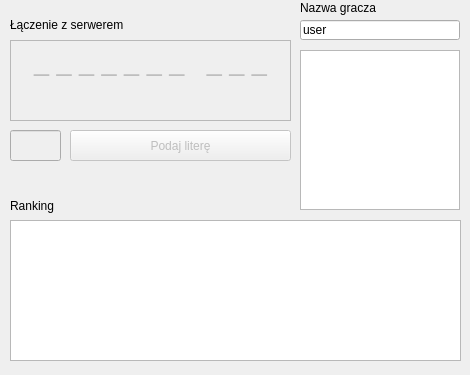
First picture: the form in Wisielec/gamewindow.ui, repository Dombearx/Wisielec, before the edit.
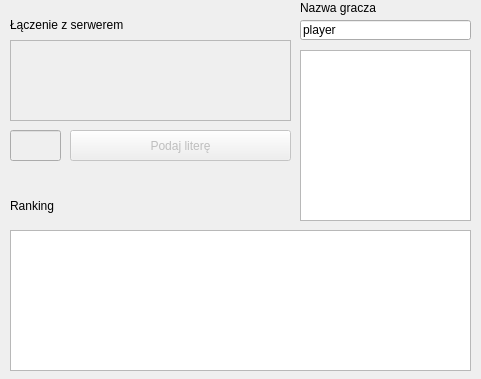
Second picture: the form after the edit.

The edit to the form file:
```diff
--- a/Wisielec/gamewindow.ui
+++ b/Wisielec/gamewindow.ui
@@ -6,8 +6,8 @@
    <rect>
     <x>0</x>
     <y>0</y>
-    <width>470</width>
-    <height>375</height>
+    <width>481</width>
+    <height>379</height>
    </rect>
   </property>
   <property name="windowTitle">
@@ -36,7 +36,7 @@
 &lt;html&gt;&lt;head&gt;&lt;meta name=&quot;qrichtext&quot; content=&quot;1&quot; /&gt;&lt;style type=&quot;text/css&quot;&gt;
 p, li { white-space: pre-wrap; }
 &lt;/style&gt;&lt;/head&gt;&lt;body style=&quot; font-family:'Cantarell'; font-size:11pt; font-weight:400; font-style:normal;&quot;&gt;
-&lt;p align=&quot;center&quot; style=&quot; margin-top:0px; margin-bottom:0px; margin-left:0px; margin-right:0px; -qt-block-indent:0; text-indent:0px;&quot;&gt;&lt;span style=&quot; font-family:'MS Shell Dlg 2'; font-size:20pt;&quot;&gt;_ _ _ _ _ _ _   _ _ _&lt;/span&gt;&lt;/p&gt;&lt;/body&gt;&lt;/html&gt;</string>
+&lt;p align=&quot;center&quot; style=&quot;-qt-paragraph-type:empty; margin-top:0px; margin-bottom:0px; margin-left:0px; margin-right:0px; -qt-block-indent:0; text-indent:0px;&quot;&gt;&lt;br /&gt;&lt;/p&gt;&lt;/body&gt;&lt;/html&gt;</string>
    </property>
   </widget>
   <widget class="QLabel" name="label">
@@ -60,8 +60,8 @@
     <rect>
      <x>300</x>
      <y>50</y>
-     <width>160</width>
-     <height>160</height>
+     <width>171</width>
+     <height>171</height>
     </rect>
    </property>
    <property name="resizeAnchor">
@@ -72,8 +72,8 @@
    <property name="geometry">
     <rect>
      <x>10</x>
-     <y>220</y>
-     <width>451</width>
+     <y>230</y>
+     <width>461</width>
      <height>141</height>
     </rect>
    </property>
@@ -83,12 +83,15 @@
     <rect>
      <x>300</x>
      <y>20</y>
-     <width>160</width>
+     <width>171</width>
      <height>20</height>
     </rect>
    </property>
    <property name="text">
-    <string>user</string>
+    <string>player</string>
+   </property>
+   <property name="readOnly">
+    <bool>true</bool>
    </property>
   </widget>
   <widget class="QLabel" name="label_2">
```
